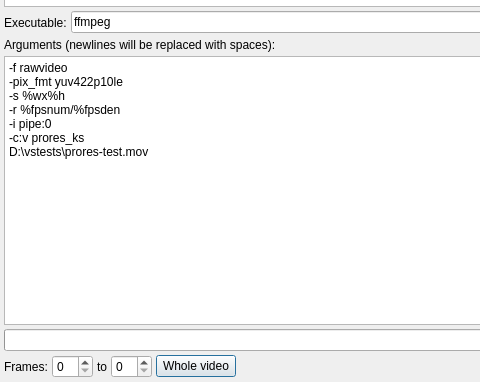
Before: the Qt Designer form src/frame_consumers/cli_encode_dialog.ui in YomikoR/VapourSynth-Editor, drawn with Qt 5; both pictures show x 0 to 480 and y 266 to 648 of the 677 by 648 pixel window.
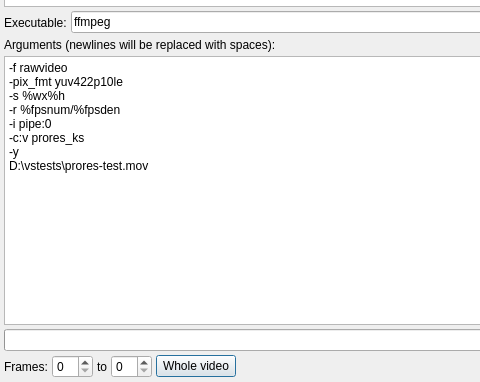
After: the same form once the commit is applied.

Commit message: Faster feeding frame to encoder.

Patch:
```diff
--- a/src/frame_consumers/cli_encode_dialog.ui
+++ b/src/frame_consumers/cli_encode_dialog.ui
@@ -83,6 +83,7 @@
 -r %fpsnum/%fpsden
 -i pipe:0
 -c:v prores_ks
+-y
 D:\vstests\prores-test.mov</string>
      </property>
     </widget>
```
The commit also changes 2 other files.
